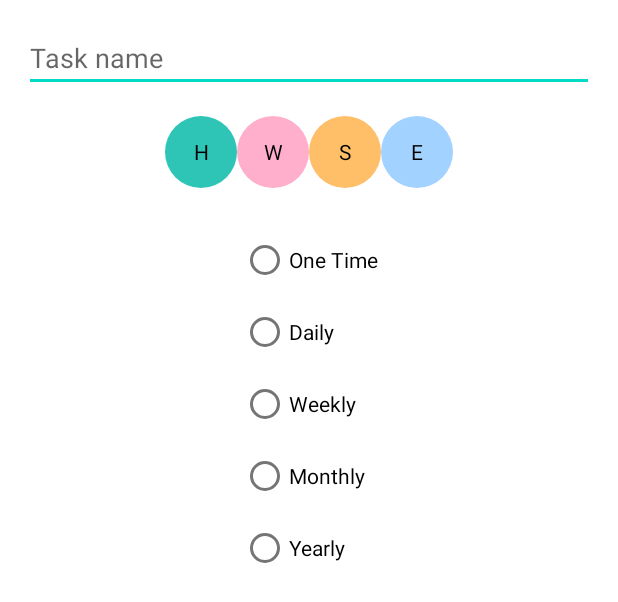
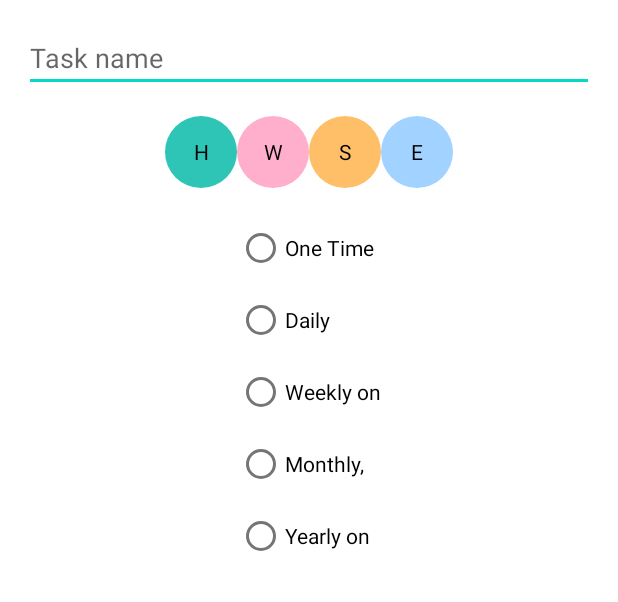
Before and after one commit to CSE-110-Winter-2024/project-team-9, an Android app: the layout fragment_add_task_dialog.xml on its own in the app's theme, with its tools: preview values and no code run, on a phone screen of 412 x 824 dp. Shown: the top 602 px of the screen. Run offline under Robolectric (Android 15) with nearby library versions, the phone set to English and light mode, and no system bars.

Commit message:
Fix UI, remove redundancy

```diff
--- a/app/src/main/java/edu/ucsd/cse110/successorator/ui/tasklist/dialog/RecurringAddTaskDialogFragment.java
+++ b/app/src/main/java/edu/ucsd/cse110/successorator/ui/tasklist/dialog/RecurringAddTaskDialogFragment.java
@@ -53,7 +53,7 @@ public class RecurringAddTaskDialogFragment extends DialogFragment {
     @Override
     public Dialog onCreateDialog(@Nullable Bundle savedInstanceState) {
         // Inflate the custom layout for the dialog
-        view = LayoutInflater.from(requireContext()).inflate(R.layout.fragment_tomorrow_add_task_dialog, null);
+        view = LayoutInflater.from(requireContext()).inflate(R.layout.fragment_add_task_dialog, null);
         editTextTask = view.findViewById(R.id.edit_text_task);
 
         // Create the dialog using AlertDialog.Builder
--- a/app/src/main/java/edu/ucsd/cse110/successorator/ui/tasklist/dialog/TodayAddTaskDialogFragment.java
+++ b/app/src/main/java/edu/ucsd/cse110/successorator/ui/tasklist/dialog/TodayAddTaskDialogFragment.java
@@ -56,7 +56,7 @@ public class TodayAddTaskDialogFragment extends DialogFragment {
     @Override
     public Dialog onCreateDialog(@Nullable Bundle savedInstanceState) {
         // Inflate the custom layout for the dialog
-        view = LayoutInflater.from(requireContext()).inflate(R.layout.fragment_today_add_task_dialog, null);
+        view = LayoutInflater.from(requireContext()).inflate(R.layout.fragment_add_task_dialog, null);
 
         editTextTask = view.findViewById(R.id.edit_text_task);
         RadioButton btn = view.findViewById(R.id.singleTime);
--- a/app/src/main/java/edu/ucsd/cse110/successorator/ui/tasklist/dialog/TomorrowAddTaskDialogFragment.java
+++ b/app/src/main/java/edu/ucsd/cse110/successorator/ui/tasklist/dialog/TomorrowAddTaskDialogFragment.java
@@ -17,7 +17,6 @@ import androidx.lifecycle.ViewModelProvider;
 
 import java.time.LocalDate;
 import java.time.format.TextStyle;
-import java.time.temporal.TemporalAdjusters;
 import java.util.Locale;
 
 import edu.ucsd.cse110.successorator.MainViewModel;
@@ -56,7 +55,7 @@ public class TomorrowAddTaskDialogFragment extends DialogFragment {
     @Override
     public Dialog onCreateDialog(@Nullable Bundle savedInstanceState) {
         // Inflate the custom layout for the dialog
-        view = LayoutInflater.from(requireContext()).inflate(R.layout.fragment_tomorrow_add_task_dialog, null);
+        view = LayoutInflater.from(requireContext()).inflate(R.layout.fragment_add_task_dialog, null);
         editTextTask = view.findViewById(R.id.edit_text_task);
         RadioButton btn = view.findViewById(R.id.singleTime);
         btn.setChecked(true);
--- a/app/src/main/res/layout/fragment_today_add_task_dialog.xml
+++ b/app/src/main/res/layout/fragment_add_task_dialog.xml
@@ -43,35 +43,35 @@
             android:id="@+id/contextWork"
             android:layout_width="wrap_content"
             android:layout_height="wrap_content"
+            android:background="@drawable/work_radio_button_background"
             android:button="@null"
-            android:text="W"
-            android:background="@drawable/work_radio_button_background"
-            android:gravity="center"/>
+            android:gravity="center"
+            android:text="W" />
 
         <RadioButton
             android:id="@+id/contextSchool"
             android:layout_width="wrap_content"
             android:layout_height="wrap_content"
+            android:background="@drawable/school_radio_button_background"
             android:button="@null"
-            android:text="S"
-            android:background="@drawable/school_radio_button_background"
-            android:gravity="center"/>
+            android:gravity="center"
+            android:text="S" />
 
         <RadioButton
             android:id="@+id/contextErrand"
             android:layout_width="wrap_content"
             android:layout_height="wrap_content"
+            android:background="@drawable/errand_radio_button_background"
             android:button="@null"
-            android:text="E"
-            android:background="@drawable/errand_radio_button_background"
-            android:gravity="center"/>
+            android:gravity="center"
+            android:text="E" />
     </RadioGroup>
 
     <RadioGroup
         android:id="@+id/pending_options"
         android:layout_width="wrap_content"
         android:layout_height="wrap_content"
-        android:layout_marginTop="24dp"
+        android:layout_marginTop="16dp"
         app:layout_constraintBottom_toBottomOf="parent"
         app:layout_constraintEnd_toEndOf="parent"
         app:layout_constraintStart_toStartOf="parent"
@@ -93,19 +93,19 @@
             android:id="@+id/weekly"
             android:layout_width="match_parent"
             android:layout_height="wrap_content"
-            android:text="Weekly" />
+            android:text="Weekly on" />
 
         <RadioButton
             android:id="@+id/monthly"
             android:layout_width="match_parent"
             android:layout_height="wrap_content"
-            android:text="Monthly" />
+            android:text="Monthly, " />
 
         <RadioButton
             android:id="@+id/yearly"
             android:layout_width="match_parent"
             android:layout_height="wrap_content"
-            android:text="Yearly" />
+            android:text="Yearly on" />
 
     </RadioGroup>
 
```
Also changed, not shown: app/src/main/res/layout/fragment_tomorrow_add_task_dialog.xml (deleted, +0 -112 lines).
